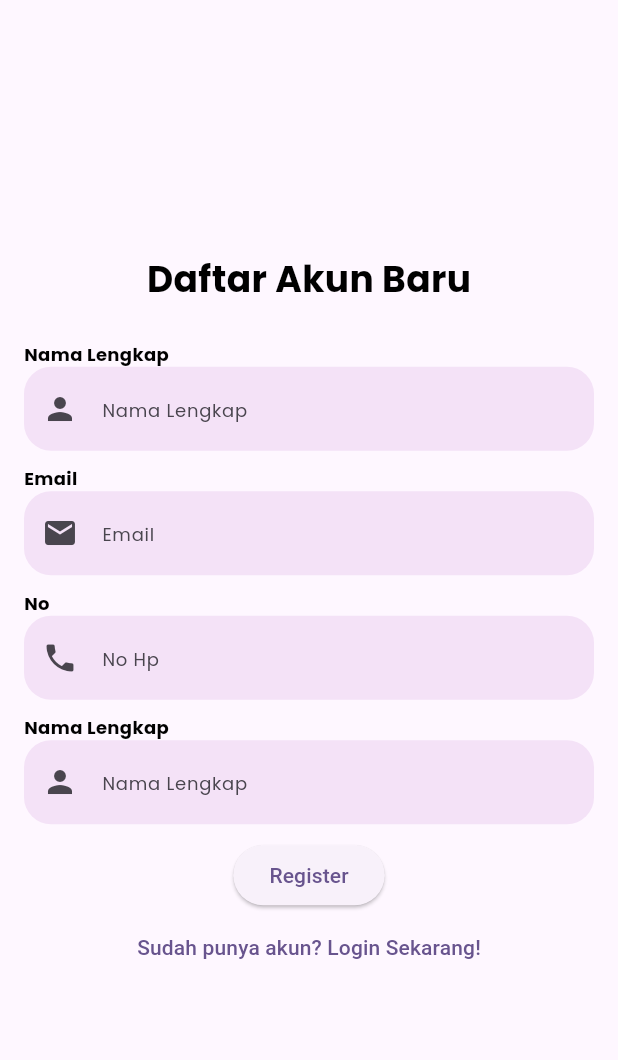
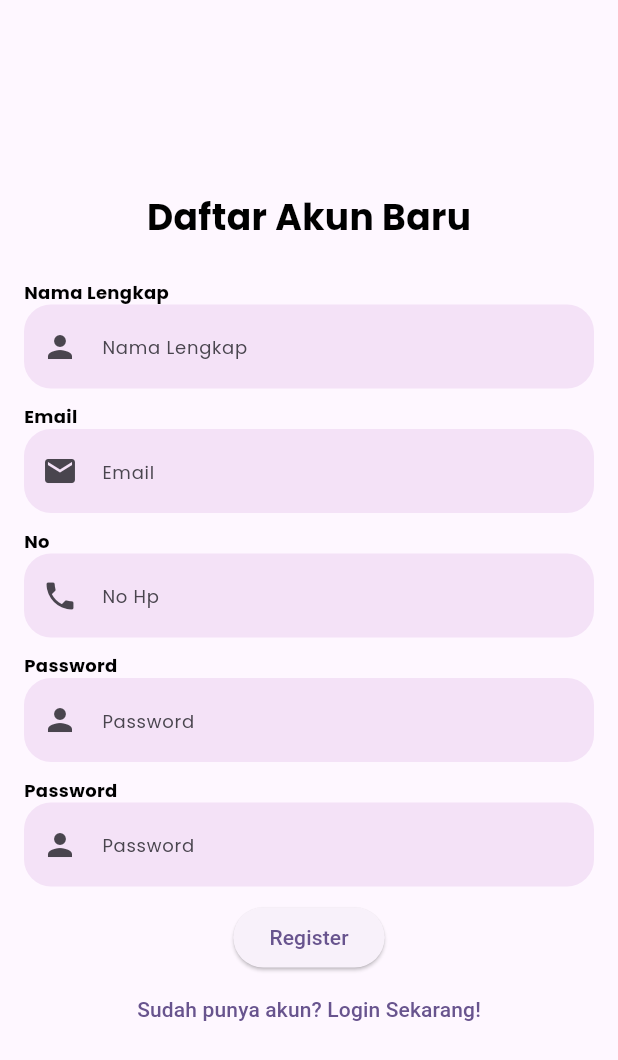
Before and after one commit to Alan21103/20220140127_UCP1Flutter, a Flutter app: the RegisterPage screen opened directly, on a phone screen of 412 x 824 dp. Shown: the top 1060 px of the screen. Run offline on Flutter 3.47's test engine with Material 3 defaults, Android fonts, the phone set to English and light mode, and no system bars; our stand-ins replace google_fonts.

Commit message:
Menambahkan Placeholder 1 untuk konfirmasi password

```diff
--- a/lib/presentation/registerpage.dart
+++ b/lib/presentation/registerpage.dart
@@ -142,7 +142,7 @@
                 crossAxisAlignment: CrossAxisAlignment.start,
                 children: [
                   Text(
-                    'Nama Lengkap',
+                    'Password',
                     style: GoogleFonts.poppins(
                       fontSize: 12,
                       fontWeight: FontWeight.bold,
@@ -152,7 +152,41 @@
                   TextFormField(
                     controller: emailController,
                     decoration: InputDecoration(
-                      hintText: "Nama Lengkap",
+                      hintText: "Password",
+                      hintStyle: GoogleFonts.poppins(fontSize: 12),
+                      border: OutlineInputBorder(
+                        borderRadius: BorderRadius.circular(18),
+                        borderSide: BorderSide.none,
+                      ),
+                      fillColor: Colors.purple.withOpacity(0.1),
+                      filled: true,
+                      prefixIcon: const Icon(Icons.person),
+                    ),
+                    validator: (value) {
+                      if (value == null || value.isEmpty) {
+                        return 'Please enter your Nama Lengkap';
+                      }
+                      return null;
+                    },
+                  ),
+                ],
+              ),
+              SizedBox(height: 10),
+              Column(
+                crossAxisAlignment: CrossAxisAlignment.start,
+                children: [
+                  Text(
+                    'Password',
+                    style: GoogleFonts.poppins(
+                      fontSize: 12,
+                      fontWeight: FontWeight.bold,
+                      color: Colors.black,
+                    ),
+                  ),
+                  TextFormField(
+                    controller: emailController,
+                    decoration: InputDecoration(
+                      hintText: "Password",
                       hintStyle: GoogleFonts.poppins(fontSize: 12),
                       border: OutlineInputBorder(
                         borderRadius: BorderRadius.circular(18),
```
